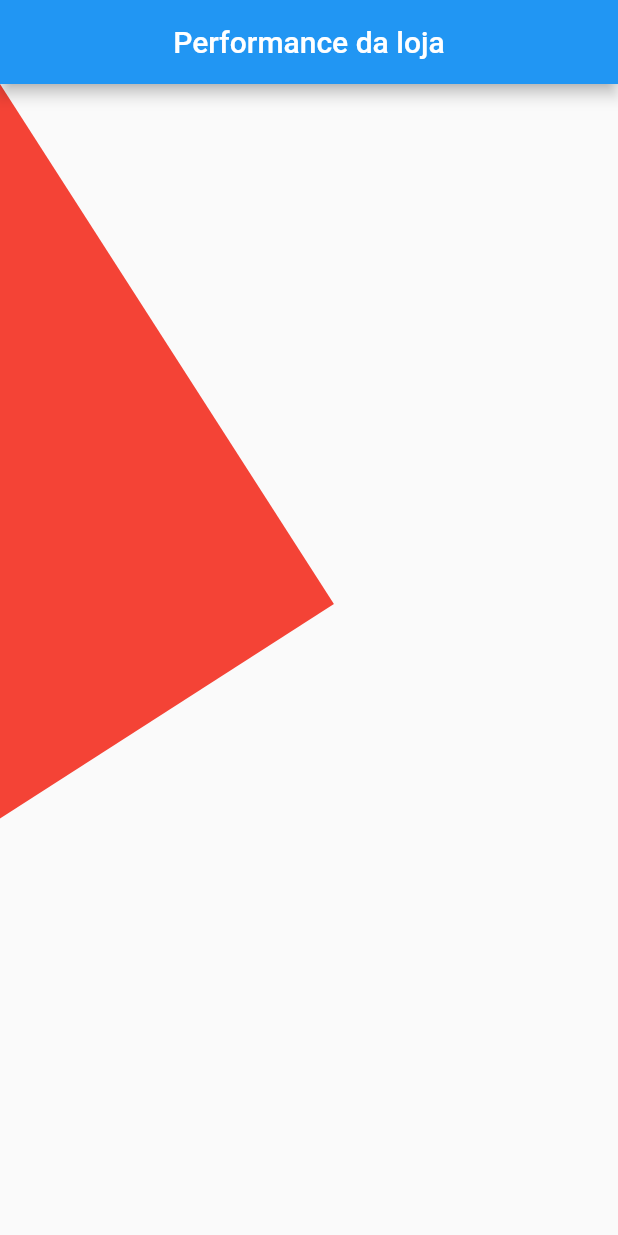
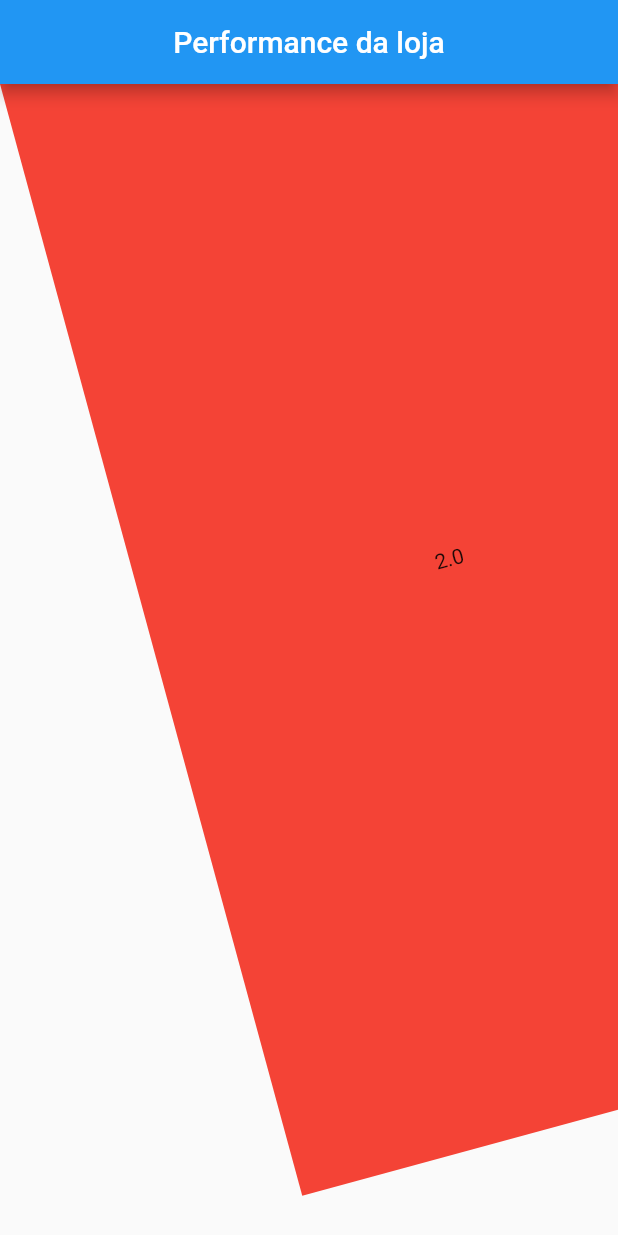
Before and after one commit to jardianoalmeida/pageview_class, a Flutter app: the screen it shows after launch, swiped to page 3, on a phone screen of 412 x 824 dp. Run offline on Flutter 3.47's test engine with Material 2 defaults, Android fonts, the phone set to English and light mode, and no system bars.

Commit message:
lerpDouble

```diff
--- a/lib/home.dart
+++ b/lib/home.dart
@@ -1,3 +1,5 @@
+import 'dart:ui';
+
 import 'package:flutter/material.dart';
 
 class MyHomePage extends StatefulWidget {
@@ -44,8 +46,10 @@ class _MyHomePageState extends State<MyHomePage> {
             value = page - currentPage;
             value = 1 - value;
           }
+
+          final rotateAnimation = lerpDouble(0, 50, value);
           return Transform(
-            transform: Matrix4.identity()..rotateZ(value),
+            transform: Matrix4.identity()..rotateZ(rotateAnimation!),
             child: Container(
               color: page % 2 == 0 ? Colors.red : Colors.blue,
               child: Center(
```
